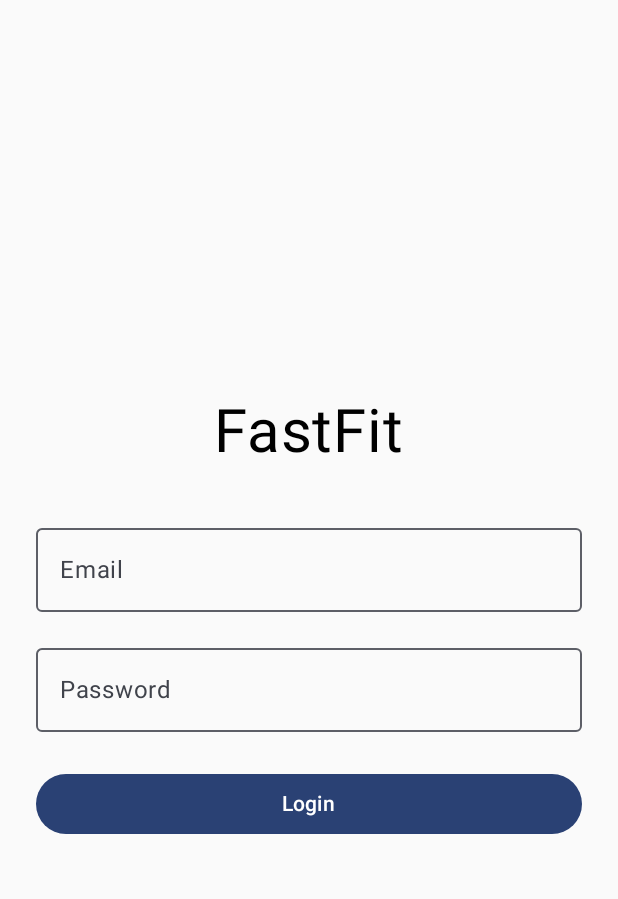
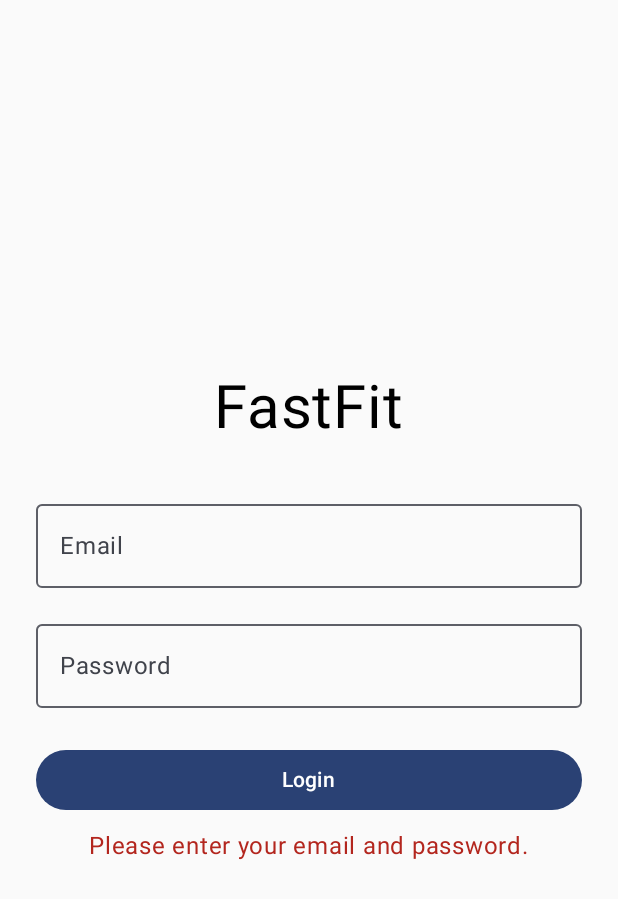
Before and after one commit to ZackMandicoot/FastFit, an Android app built with Jetpack Compose: the screen it shows after launch (MainActivity), after a tap on "Login", on a phone screen of 412 x 824 dp. Shown: the top 899 px of the screen. Run offline under Robolectric (Android 15) with nearby library versions, the phone set to English and light mode, and no system bars; our stand-ins replace Firebase (no records; nobody signed in at launch, a user with empty details on screens opened directly).

Commit message:
Login error messages

```diff
--- a/app/src/main/java/edu/virginia/cs4720/fastfit/LoginScreen.kt
+++ b/app/src/main/java/edu/virginia/cs4720/fastfit/LoginScreen.kt
@@ -107,5 +107,14 @@ fun LoginScreen() {
         ) {
             Text("Login")
         }
+
+        if (errorMessage.isNotEmpty()) {
+            Spacer(modifier = Modifier.height(8.dp))
+
+            Text(
+                text = errorMessage,
+                color = MaterialTheme.colorScheme.error
+            )
+        }
     }
 }
```
